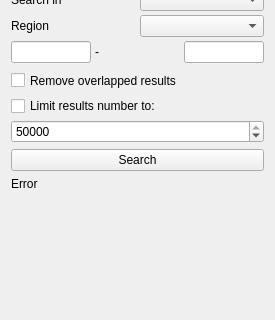
Qt form src/corelibs/U2View/src/ov_sequence/find_pattern/ui/FindPatternForm.ui (violethaze74/ugene) before a commit; both pictures show x 0 to 275 and y 281 to 601 of the 275 by 800 pixel window.
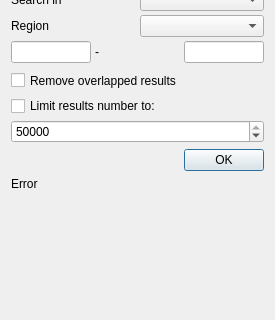
The same form after that commit.

Commit message: Help system for all dialogs, UI improvements for all dialogs.

Diff of the .ui file:
```diff
--- a/src/corelibs/U2View/src/ov_sequence/find_pattern/ui/FindPatternForm.ui
+++ b/src/corelibs/U2View/src/ov_sequence/find_pattern/ui/FindPatternForm.ui
@@ -354,15 +354,15 @@
      <property name="spacing">
       <number>9</number>
      </property>
-     <item>
-      <widget class="QPushButton" name="btnSearch">
-       <property name="text">
-        <string>Search</string>
-       </property>
-      </widget>
-     </item>
     </layout>
    </item>
+   <item>
+    <widget class="QDialogButtonBox" name="buttonBox">
+     <property name="standardButtons">
+      <set>QDialogButtonBox::Ok</set>
+     </property>
+    </widget>
+   </item>
    <item>
     <widget class="QLabel" name="lblErrorMessage">
      <property name="text">
```
Left out of the diff: 34 changed lines with no effect on the pictures. The commit also changes 309 other files.
